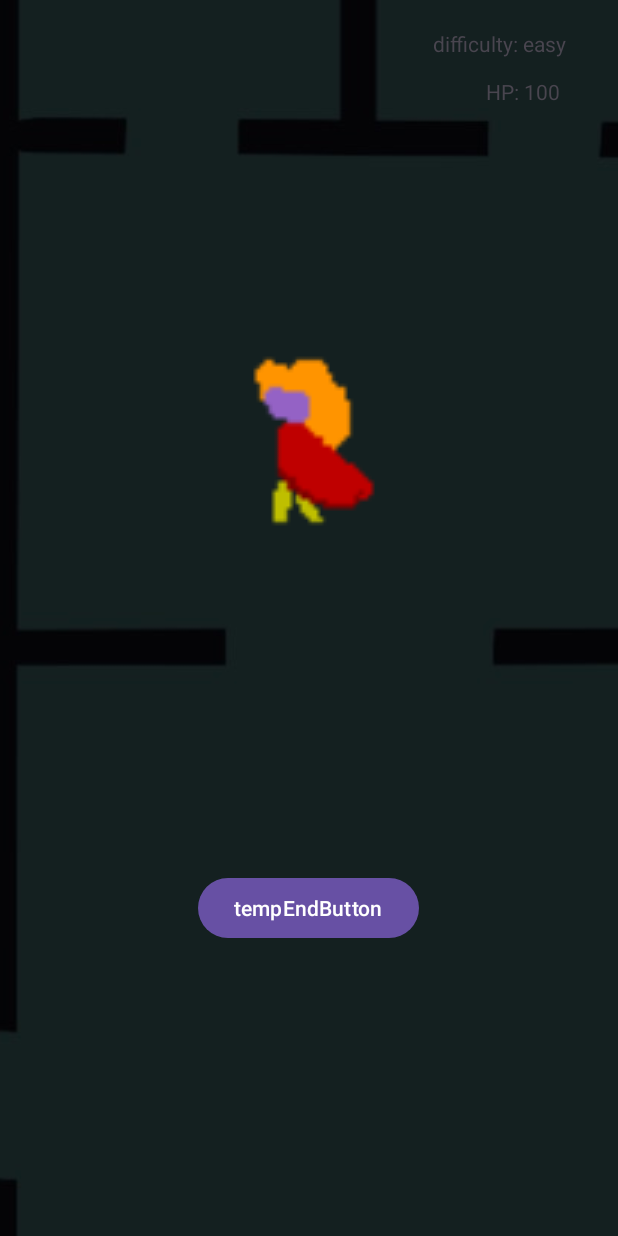
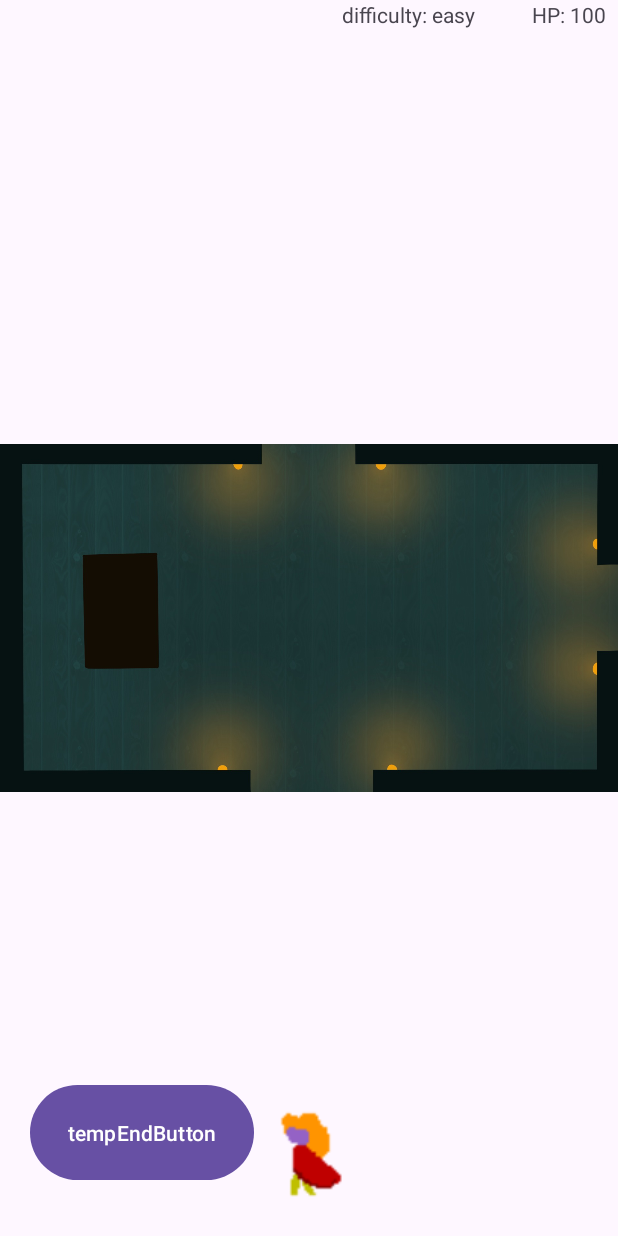
Before and after one commit to Team-44-Repo/CS2340A_Team44, an Android app: the gameActivity screen opened directly, with no data from a screen before it, on a phone screen of 412 x 824 dp. Run offline under Robolectric (Android 15) with nearby library versions, the phone set to English and light mode, and no system bars.

Commit message:
Post-OH room1 adjustments

```diff
--- a/CS2340A/app/src/main/res/layout/activity_game.xml
+++ b/CS2340A/app/src/main/res/layout/activity_game.xml
@@ -9,20 +9,21 @@
     <ImageView
         android:layout_width="match_parent"
         android:layout_height="match_parent"
-        android:src="@drawable/haunted1"
-        android:scaleType="center"/>
+        android:src="@drawable/room1"
+        tools:layout_editor_absoluteX="-70dp"
+        tools:layout_editor_absoluteY="51dp" />
 
     <Button
         android:id="@+id/tempEndButton_id"
-        android:layout_width="wrap_content"
-        android:layout_height="wrap_content"
+        android:layout_width="149dp"
+        android:layout_height="71dp"
         android:text="tempEndButton"
         app:layout_constraintBottom_toBottomOf="parent"
         app:layout_constraintEnd_toEndOf="parent"
-        app:layout_constraintHorizontal_bias="0.498"
+        app:layout_constraintHorizontal_bias="0.076"
         app:layout_constraintStart_toStartOf="parent"
         app:layout_constraintTop_toTopOf="parent"
-        app:layout_constraintVertical_bias="0.749" />
+        app:layout_constraintVertical_bias="0.956" />
 
     <TextView
         android:id="@+id/playerNameDisplay_id"
@@ -31,10 +32,10 @@
         android:text="NO player name input"
         app:layout_constraintBottom_toTopOf="@+id/tempEndButton_id"
         app:layout_constraintEnd_toEndOf="parent"
-        app:layout_constraintHorizontal_bias="0.125"
+        app:layout_constraintHorizontal_bias="0.066"
         app:layout_constraintStart_toStartOf="parent"
         app:layout_constraintTop_toTopOf="parent"
-        app:layout_constraintVertical_bias="0.112" />
+        app:layout_constraintVertical_bias="0.0" />
 
     <TextView
         android:id="@+id/healthPoints_id"
@@ -43,19 +44,20 @@
         android:text="HP: 100"
         app:layout_constraintBottom_toBottomOf="parent"
         app:layout_constraintEnd_toEndOf="parent"
-        app:layout_constraintHorizontal_bias="0.388"
+        app:layout_constraintHorizontal_bias="0.891"
         app:layout_constraintStart_toEndOf="@+id/playerNameDisplay_id"
         app:layout_constraintTop_toTopOf="parent"
-        app:layout_constraintVertical_bias="0.064" />
+        app:layout_constraintVertical_bias="0.0" />
 
     <ImageView
         android:id="@+id/spriteView"
-        android:layout_width="243dp"
-        android:layout_height="222dp"
-        app:layout_constraintBottom_toTopOf="@+id/tempEndButton_id"
+        android:layout_width="137dp"
+        android:layout_height="112dp"
+        app:layout_constraintBottom_toBottomOf="parent"
         app:layout_constraintEnd_toEndOf="parent"
         app:layout_constraintStart_toStartOf="parent"
         app:layout_constraintTop_toTopOf="parent"
+        app:layout_constraintVertical_bias="1.0"
         app:srcCompat="@drawable/player1" />
 
     <TextView
@@ -63,12 +65,12 @@
         android:layout_width="wrap_content"
         android:layout_height="wrap_content"
         android:text="difficulty"
-        app:layout_constraintBottom_toTopOf="@+id/playerNameDisplay_id"
+        app:layout_constraintBottom_toBottomOf="parent"
         app:layout_constraintEnd_toEndOf="parent"
-        app:layout_constraintHorizontal_bias="0.892"
+        app:layout_constraintHorizontal_bias="0.706"
         app:layout_constraintStart_toStartOf="parent"
         app:layout_constraintTop_toTopOf="parent"
-        app:layout_constraintVertical_bias="0.457" />
+        app:layout_constraintVertical_bias="0.0" />
 
 
 </androidx.constraintlayout.widget.ConstraintLayout>
```
Also changed, not shown: CS2340A/app/src/main/res/drawable/room1.png (added).
